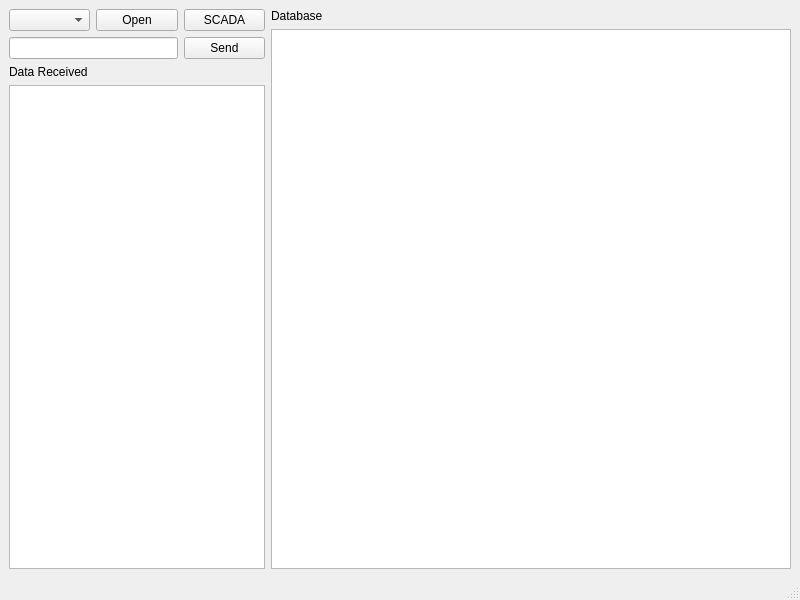
This is mainwindow.ui in mrblam/uart_log_qt as Qt 5 draws it before an edit. The edited form follows.
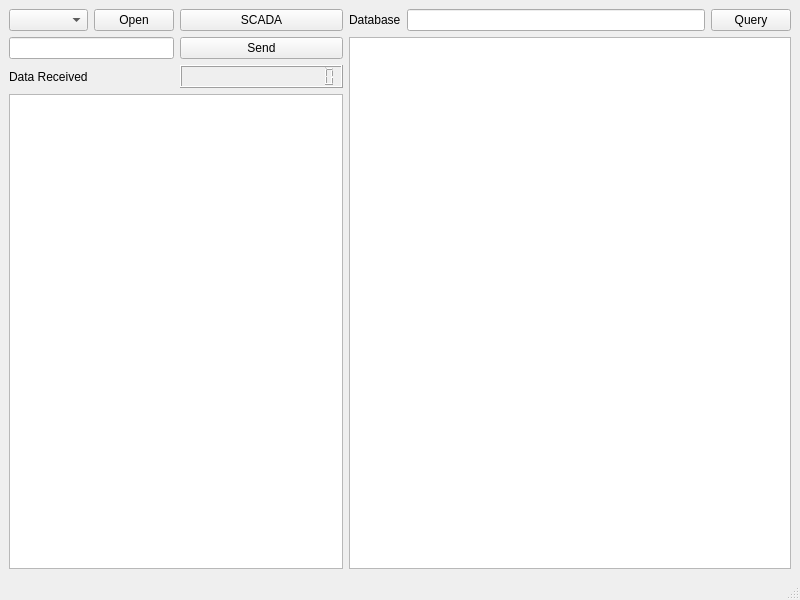
This is the edited form.

Patch:
```diff
--- a/mainwindow.ui
+++ b/mainwindow.ui
@@ -15,17 +15,50 @@
   </property>
   <widget class="QWidget" name="centralwidget">
    <layout class="QGridLayout" name="gridLayout">
-    <item row="0" column="0" rowspan="2">
-     <widget class="QComboBox" name="portList"/>
+    <item row="2" column="0">
+     <widget class="QLabel" name="labelReceivedData">
+      <property name="text">
+       <string>Data Received</string>
+      </property>
+     </widget>
     </item>
-    <item row="0" column="1" rowspan="2">
+    <item row="1" column="2">
+     <widget class="QPushButton" name="btnSend">
+      <property name="text">
+       <string>Send</string>
+      </property>
+     </widget>
+    </item>
+    <item row="0" column="4">
+     <widget class="QLineEdit" name="cmdSQL"/>
+    </item>
+    <item row="0" column="1">
      <widget class="QPushButton" name="pushOpen">
       <property name="text">
        <string>Open</string>
       </property>
      </widget>
     </item>
-    <item row="0" column="2" rowspan="2">
+    <item row="0" column="5">
+     <widget class="QPushButton" name="pushQuery">
+      <property name="text">
+       <string>Query</string>
+      </property>
+     </widget>
+    </item>
+    <item row="1" column="3" rowspan="3" colspan="3">
+     <widget class="QTableView" name="tableViewDb"/>
+    </item>
+    <item row="1" column="0" colspan="2">
+     <widget class="QLineEdit" name="lnMessage"/>
+    </item>
+    <item row="0" column="0">
+     <widget class="QComboBox" name="portList"/>
+    </item>
+    <item row="3" column="0" colspan="3">
+     <widget class="QListWidget" name="listMessage"/>
+    </item>
+    <item row="0" column="2">
      <widget class="QPushButton" name="btnScada">
       <property name="text">
        <string>SCADA</string>
@@ -39,29 +72,24 @@
       </property>
      </widget>
     </item>
-    <item row="1" column="3" rowspan="4">
-     <widget class="QTableView" name="tableViewDb"/>
-    </item>
-    <item row="2" column="0" colspan="2">
-     <widget class="QLineEdit" name="lnMessage"/>
-    </item>
     <item row="2" column="2">
-     <widget class="QPushButton" name="btnSend">
-      <property name="text">
-       <string>Send</string>
+     <widget class="QLCDNumber" name="msgCounter">
+      <property name="font">
+       <font>
+        <bold>false</bold>
+       </font>
       </property>
-     </widget>
-    </item>
-    <item row="3" column="0">
-     <widget class="QLabel" name="labelReceivedData">
-      <property name="text">
-       <string>Data Received</string>
+      <property name="smallDecimalPoint">
+       <bool>false</bool>
       </property>
+      <property name="digitCount">
+       <number>16</number>
+      </property>
+      <property name="value" stdset="0">
+       <double>0.000000000000000</double>
+      </property>
      </widget>
     </item>
-    <item row="4" column="0" colspan="3">
-     <widget class="QListWidget" name="listMessage"/>
-    </item>
    </layout>
   </widget>
   <widget class="QMenuBar" name="menubar">
```
